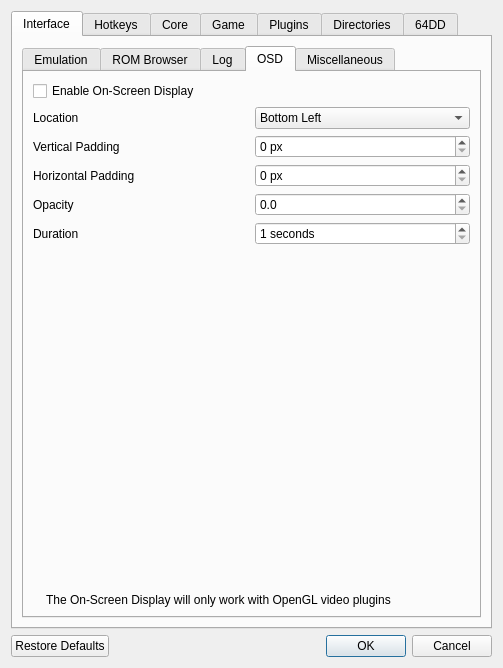
First picture: the form in Source/RMG/UserInterface/Dialog/SettingsDialog.ui, repository Rosalie241/RMG, before the edit.
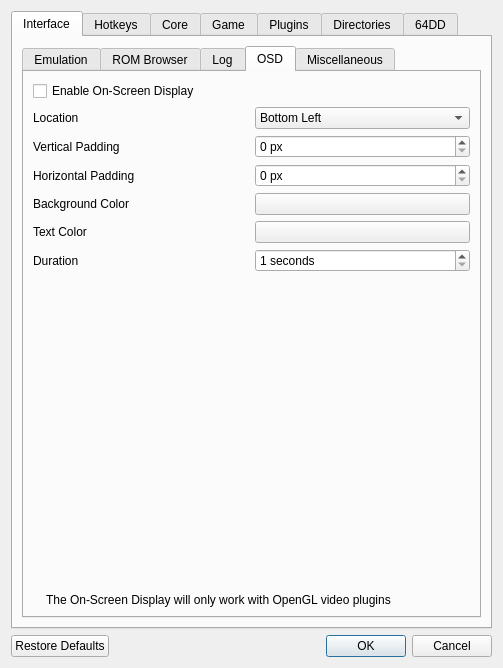
Second picture: the form after the edit. The open tabs and pages were chosen to show the change. Icons and pictures are not drawn. Custom widgets are drawn as their Qt base class.

Commit message: RMG: implement custom color settings for the OSD

Diff of the .ui file:
```diff
--- a/Source/RMG/UserInterface/Dialog/SettingsDialog.ui
+++ b/Source/RMG/UserInterface/Dialog/SettingsDialog.ui
@@ -355,20 +355,32 @@
                  <item>
                   <widget class="QLabel" name="label_10">
                    <property name="text">
-                    <string>Opacity</string>
+                    <string>Background Color</string>
                    </property>
                   </widget>
                  </item>
                  <item>
-                  <widget class="QDoubleSpinBox" name="osdOpacitySpinBox">
-                   <property name="decimals">
-                    <number>1</number>
+                  <widget class="QPushButton" name="changeBackgroundColorButton">
+                   <property name="text">
+                    <string/>
                    </property>
-                   <property name="maximum">
-                    <double>1.000000000000000</double>
+                  </widget>
+                 </item>
+                </layout>
+               </item>
+               <item>
+                <layout class="QHBoxLayout" name="horizontalLayout_16">
+                 <item>
+                  <widget class="QLabel" name="label_15">
+                   <property name="text">
+                    <string>Text Color</string>
                    </property>
-                   <property name="singleStep">
-                    <double>0.100000000000000</double>
+                  </widget>
+                 </item>
+                 <item>
+                  <widget class="QPushButton" name="changeTextColorButton">
+                   <property name="text">
+                    <string/>
                    </property>
                   </widget>
                  </item>
```
Left out of the diff: 82 changed lines with no effect on the pictures. The commit also changes 3 other files.
